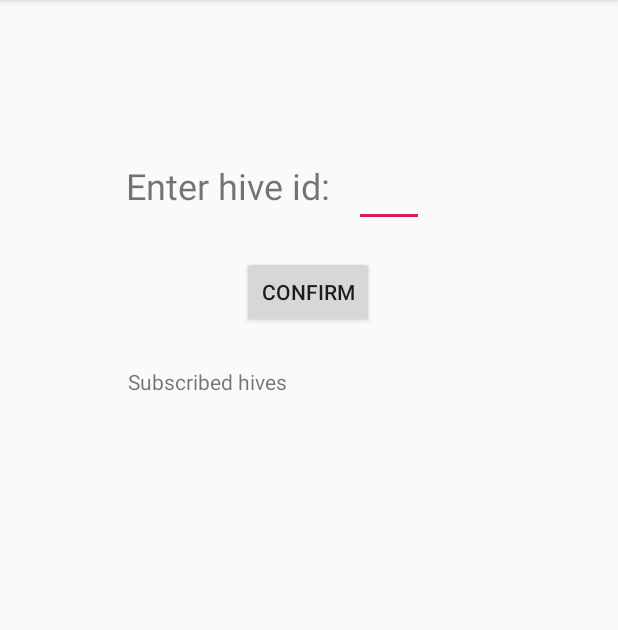
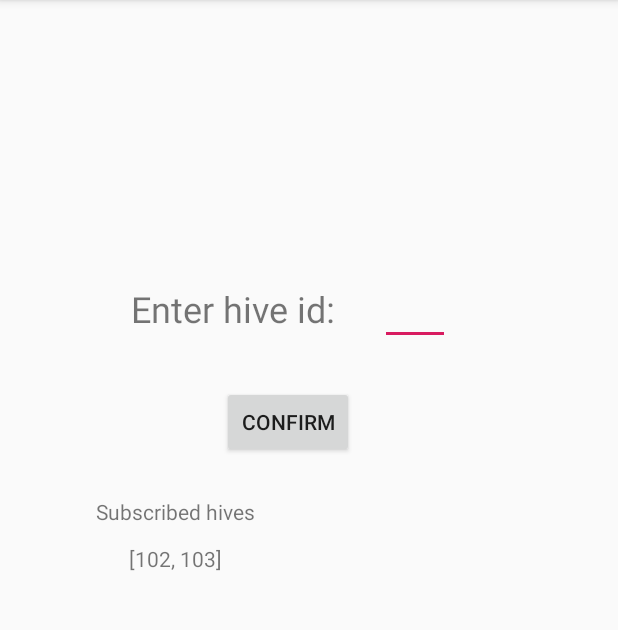
Before and after one commit to ArmandasRokas/beeware, an Android app: the SubscribeHiveActivity screen opened directly, with no data from a screen before it, on a phone screen of 412 x 824 dp, the part 84-714 px from its top. Run offline under Robolectric (Android 15) with nearby library versions, the light colour scheme and no system bars.

Commit message:
dummy implementation of subscribe hive

```diff
--- a/app/src/main/java/dk/dtu/group22/beeware/business/businessImpl/HiveBusinessImpl.java
+++ b/app/src/main/java/dk/dtu/group22/beeware/business/businessImpl/HiveBusinessImpl.java
@@ -34,7 +34,11 @@ public class HiveBusinessImpl implements HiveBusiness {
         for(Hive hive: subscribedHives){
             // TODO implement timestamp. Armandas
             Hive h = hiveRepo.getHive(hive, new Timestamp(0), new Timestamp(1570195921501L+1000));
-            hivesWithMeasurements.add(h);
+            if (h == null){
+                throw new HiveNotFound("Hive with id " + hive.getId() + " does not exits.");
+            } else {
+                hivesWithMeasurements.add(h);
+            }
         }
         return hivesWithMeasurements;
     }
--- a/app/src/main/java/dk/dtu/group22/beeware/business/interfaceBusiness/HiveBusiness.java
+++ b/app/src/main/java/dk/dtu/group22/beeware/business/interfaceBusiness/HiveBusiness.java
@@ -32,4 +32,8 @@ public interface HiveBusiness {
     Hive getHive(Hive hive, Timestamp fromTime, Timestamp untilTime);
 
     void subscribeHive(User user, Hive hive);
+
+    class HiveNotFound extends RuntimeException {
+        public HiveNotFound(String msg) {super(msg);}
+    }
 }
--- a/app/src/main/java/dk/dtu/group22/beeware/data/repositories/repoImpl/UserRepoArrayListImpl.java
+++ b/app/src/main/java/dk/dtu/group22/beeware/data/repositories/repoImpl/UserRepoArrayListImpl.java
@@ -15,7 +15,7 @@ public class UserRepoArrayListImpl implements UserRepository{
         // dummy subscriptions
         subscribeHives.add(102);
         subscribeHives.add(103);
-        subscribeHives.add(104);
+        //subscribeHives.add(104);
     }
 
     public void cleanSubscribedHives(){
--- a/app/src/main/java/dk/dtu/group22/beeware/view/SubscribeHiveActivity.java
+++ b/app/src/main/java/dk/dtu/group22/beeware/view/SubscribeHiveActivity.java
@@ -1,11 +1,19 @@
 package dk.dtu.group22.beeware.view;
 
+import androidx.annotation.RequiresApi;
 import androidx.appcompat.app.AppCompatActivity;
 
+import android.os.Build;
 import android.os.Bundle;
 import android.view.View;
 import android.widget.Button;
 import android.widget.EditText;
+import android.widget.TextView;
+
+import java.util.ArrayList;
+import java.util.List;
+import java.util.stream.Collector;
+import java.util.stream.Collectors;
 
 import dk.dtu.group22.beeware.R;
 import dk.dtu.group22.beeware.business.businessImpl.HiveBusinessImpl;
@@ -16,6 +24,8 @@ import dk.dtu.group22.beeware.data.entities.User;
 public class SubscribeHiveActivity extends AppCompatActivity {
     final HiveBusiness hiveBusiness = new HiveBusinessImpl();
 
+
+    @RequiresApi(api = Build.VERSION_CODES.N)
     @Override
     protected void onCreate(Bundle savedInstanceState) {
 
@@ -23,19 +33,35 @@ public class SubscribeHiveActivity extends AppCompatActivity {
         setContentView(R.layout.activity_subscribe_hive);
         final EditText idET = findViewById(R.id.hiveIdET);
 
+        updateSubscribedHives();
         Button confirmBtn = findViewById(R.id.confirmHiveIdSubscribeBtn);
         confirmBtn.setOnClickListener(
                 new View.OnClickListener() {
+                    @RequiresApi(api = Build.VERSION_CODES.N)
                     @Override
                     public void onClick(View v) {
                         // TODO: Fix Hardcoded user. Armandas
                         User user = new User();
                         user.setId(1);
                         Hive hive = new Hive();
-                        hive.setId(Integer.valueOf(idET.getText().toString()));
-                        hiveBusiness.subscribeHive(user, hive);
+                        String hiveId = idET.getText().toString();
+                        if (!(hiveId.equals(""))) {
+                            hive.setId(Integer.valueOf(hiveId));
+                            hiveBusiness.subscribeHive(user, hive);
+                            updateSubscribedHives();
+                        }
                     }
                 }
         );
     }
+
+    @RequiresApi(api = Build.VERSION_CODES.N)
+    private void updateSubscribedHives(){
+        TextView subscribedHivesTV = findViewById(R.id.subscribedHivesArrayTV);
+        User user = new User();
+        user.setId(1);
+        List<Hive> hives = hiveBusiness.getHives(user, 2);
+        System.out.println(hives.toString());
+        subscribedHivesTV.setText(hives.stream().map(x -> x.getId()).collect(Collectors.toList()).toString());
+    }
 }
--- a/app/src/main/res/layout/activity_subscribe_hive.xml
+++ b/app/src/main/res/layout/activity_subscribe_hive.xml
@@ -9,35 +9,32 @@
     <EditText
         android:id="@+id/hiveIdET"
         android:layout_width="0dp"
-        android:layout_height="0dp"
-        android:layout_marginTop="58dp"
-        android:layout_marginEnd="129dp"
-        android:layout_marginBottom="19dp"
+        android:layout_height="58dp"
+        android:layout_marginEnd="112dp"
+        android:layout_marginBottom="27dp"
         android:ems="10"
         android:inputType="number"
         app:layout_constraintBottom_toTopOf="@+id/confirmHiveIdSubscribeBtn"
         app:layout_constraintEnd_toEndOf="parent"
-        app:layout_constraintStart_toEndOf="@+id/enterHiveIdTV"
-        app:layout_constraintTop_toTopOf="parent" />
+        app:layout_constraintStart_toEndOf="@+id/enterHiveIdTV" />
 
     <Button
         android:id="@+id/confirmHiveIdSubscribeBtn"
         android:layout_width="wrap_content"
         android:layout_height="wrap_content"
-        android:layout_marginEnd="33dp"
-        android:layout_marginBottom="549dp"
+        android:layout_marginEnd="17dp"
+        android:layout_marginBottom="26dp"
         android:text="Confirm"
-        app:layout_constraintBottom_toBottomOf="parent"
-        app:layout_constraintEnd_toEndOf="@+id/hiveIdET"
-        app:layout_constraintTop_toBottomOf="@+id/hiveIdET" />
+        app:layout_constraintBottom_toTopOf="@+id/textView2"
+        app:layout_constraintEnd_toStartOf="@+id/hiveIdET" />
 
     <TextView
         android:id="@+id/enterHiveIdTV"
         android:layout_width="wrap_content"
         android:layout_height="wrap_content"
-        android:layout_marginStart="84dp"
-        android:layout_marginEnd="16dp"
-        android:layout_marginBottom="11dp"
+        android:layout_marginStart="87dp"
+        android:layout_marginEnd="30dp"
+        android:layout_marginBottom="8dp"
         android:text="Enter hive id:"
         android:textSize="24sp"
         app:layout_constraintBottom_toBottomOf="@+id/hiveIdET"
@@ -48,9 +45,20 @@
         android:id="@+id/textView2"
         android:layout_width="wrap_content"
         android:layout_height="wrap_content"
-        android:layout_marginTop="26dp"
-        android:layout_marginEnd="58dp"
+        android:layout_marginStart="63dp"
+        android:layout_marginTop="331dp"
+        android:layout_marginEnd="66dp"
         android:text="Subscribed hives"
         app:layout_constraintEnd_toEndOf="@+id/confirmHiveIdSubscribeBtn"
-        app:layout_constraintTop_toBottomOf="@+id/confirmHiveIdSubscribeBtn" />
+        app:layout_constraintStart_toStartOf="parent"
+        app:layout_constraintTop_toTopOf="parent" />
+
+    <TextView
+        android:id="@+id/subscribedHivesArrayTV"
+        android:layout_width="wrap_content"
+        android:layout_height="wrap_content"
+        android:layout_marginTop="12dp"
+        app:layout_constraintEnd_toEndOf="@+id/textView2"
+        app:layout_constraintStart_toStartOf="@+id/textView2"
+        app:layout_constraintTop_toBottomOf="@+id/textView2" />
 </androidx.constraintlayout.widget.ConstraintLayout>
```
